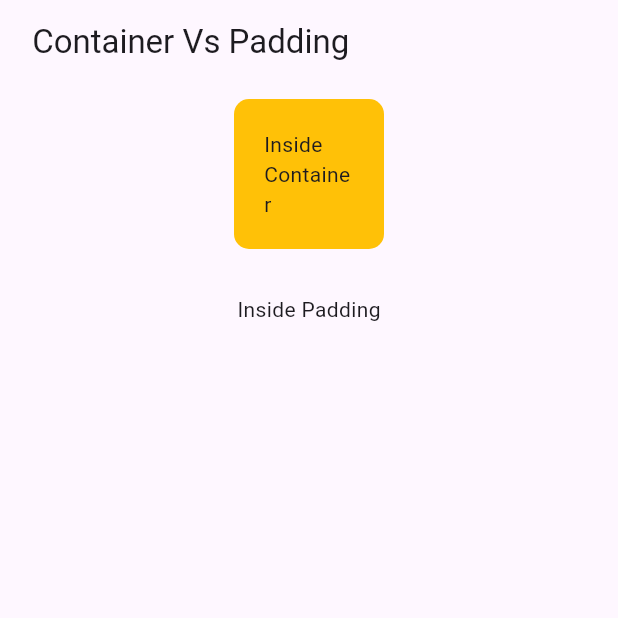
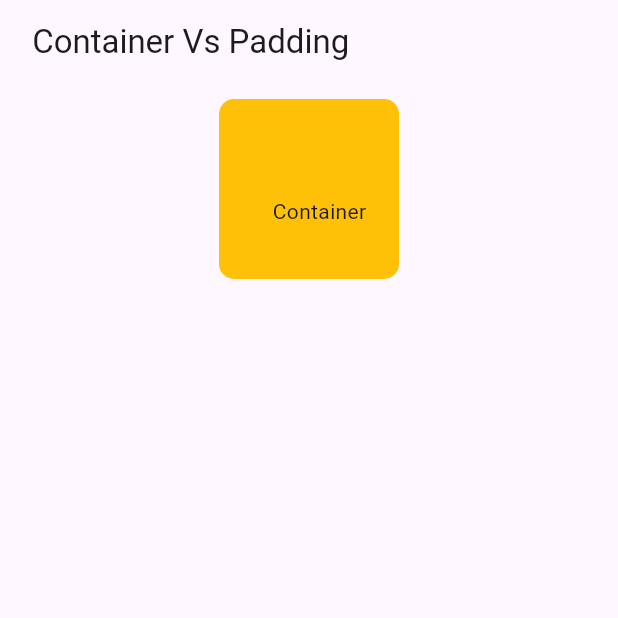
Before and after one commit to amhimel/widget-mastery-bangla, a Flutter app: the screen it shows after launch, on a phone screen of 412 x 824 dp, the top half of it. Run offline on Flutter 3.47's test engine with Material 3 defaults, Android fonts, the phone set to English and light mode, and no system bars.

Commit message:
day-05-align-center

```diff
--- a/lib/main.dart
+++ b/lib/main.dart
@@ -15,8 +15,8 @@ class HomePage extends StatelessWidget {
         child: Column(
             children: [
               Container(
-                height: 100,
-                width: 100,
+                height: 120,
+                width: 120,
                 padding: EdgeInsets.all(20),
                 margin: EdgeInsets.all(10),
                 decoration: BoxDecoration(
@@ -24,9 +24,10 @@ class HomePage extends StatelessWidget {
                   color: Colors.amber
 
                 ),
-                child: Text('Inside Container'),
+                child: Align(child: Text('Container'),
+                alignment: Alignment(0.8,0.5),),
               ),
-              Padding(padding: EdgeInsets.all(20),child: Text('Inside Padding'),)
+
             ]
       ),
       ),
```
